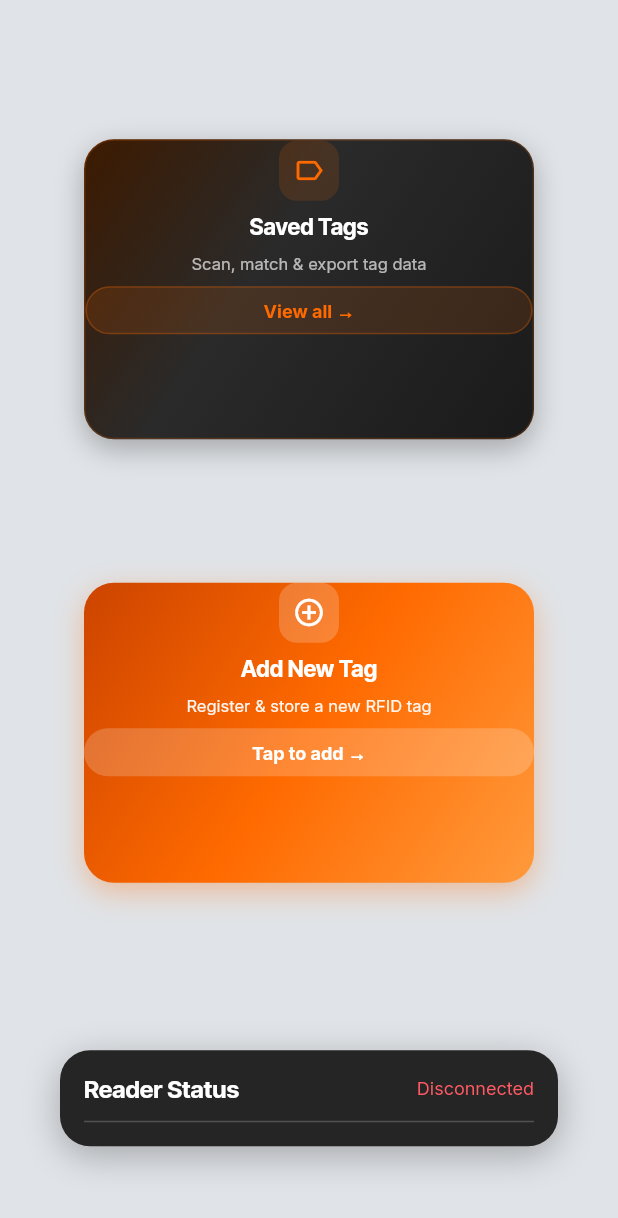
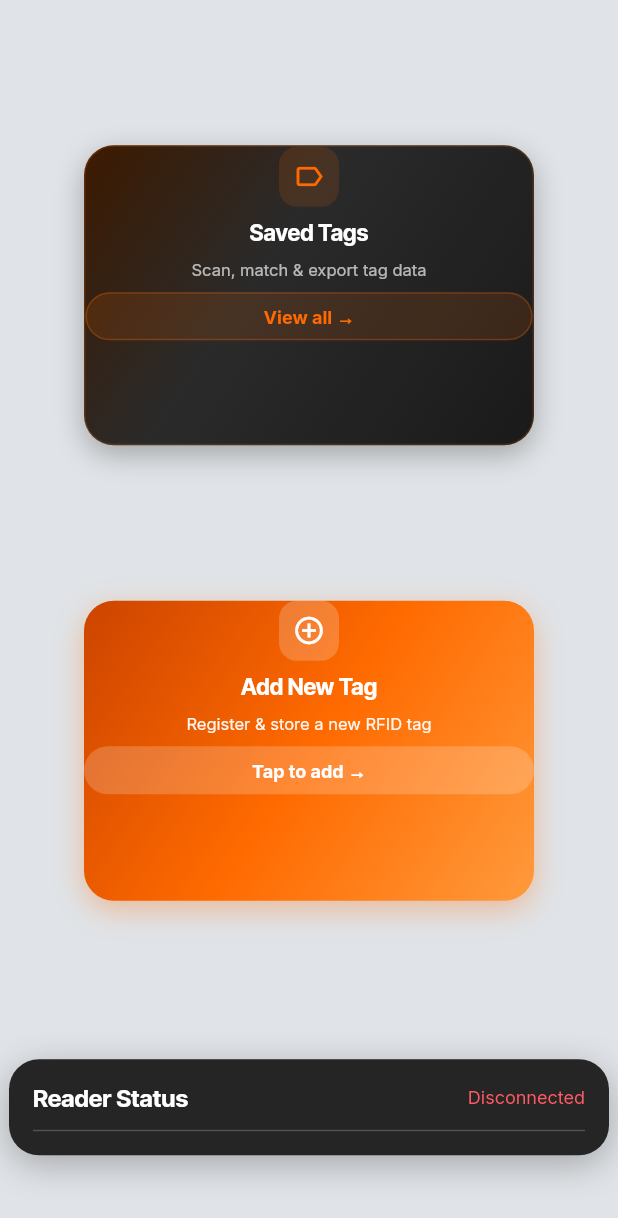
Before and after one commit to AbdelatiTElshafi/rfid, a Flutter app: the HomeWidget screen opened by its route, on a phone screen of 412 x 824 dp. Shown: the top 1218 px of the screen. Run offline on Flutter 3.47's test engine with Material 3 defaults, Android fonts, the phone set to English and light mode, and no system bars; our stand-ins replace auto_size_text, csv, dropdown_button2, easy_debounce, font_awesome_flutter, from_css_color and 7 more; missing offline and left inert: json_path; accounts and stored records are empty; statements that could not run were skipped.

Commit message:
Updating to latest FlutterFlow output.

```diff
--- a/lib/pages/home/home_widget.dart
+++ b/lib/pages/home/home_widget.dart
@@ -367,15 +367,12 @@
                   ),
                 ),
               ),
-              Padding(
-                padding: EdgeInsetsDirectional.fromSTEB(20.0, 4.0, 20.0, 0.0),
-                child: Row(
+              Row(
                 mainAxisSize: MainAxisSize.max,
                 children: [
                   Expanded(
                     child: Padding(
-                        padding: EdgeInsetsDirectional.fromSTEB(
-                            20.0, 16.0, 20.0, 16.0),
+                      padding: EdgeInsets.all(6.0),
                       child: InkWell(
                         splashColor: Colors.transparent,
                         focusColor: Colors.transparent,
@@ -415,8 +412,7 @@
                                   mainAxisSize: MainAxisSize.max,
                                   mainAxisAlignment:
                                       MainAxisAlignment.spaceBetween,
-                                    crossAxisAlignment:
-                                        CrossAxisAlignment.center,
+                                  crossAxisAlignment: CrossAxisAlignment.center,
                                   children: [
                                     Column(
                                       mainAxisSize: MainAxisSize.max,
@@ -441,8 +437,7 @@
                                                 letterSpacing: 0.0,
                                                 fontWeight: FontWeight.bold,
                                                 fontStyle:
-                                                      FlutterFlowTheme.of(
-                                                              context)
+                                                    FlutterFlowTheme.of(context)
                                                         .titleMedium
                                                         .fontStyle,
                                               ),
@@ -471,11 +466,9 @@
                                             ),
                                             color: valueOrDefault<Color>(
                                               FFAppState().rfidConnected
-                                                    ? FlutterFlowTheme.of(
-                                                            context)
+                                                  ? FlutterFlowTheme.of(context)
                                                       .success
-                                                    : FlutterFlowTheme.of(
-                                                            context)
+                                                  : FlutterFlowTheme.of(context)
                                                       .error,
                                               FlutterFlowTheme.of(context)
                                                   .success,
@@ -507,7 +500,6 @@
                   ),
                 ].divide(SizedBox(width: 14.0)),
               ),
-              ),
             ],
           ),
         ),
--- a/lib/pages/saved_tags/saved_tags_widget.dart
+++ b/lib/pages/saved_tags/saved_tags_widget.dart
@@ -211,7 +211,8 @@
                                         context: context,
                                         builder: (alertDialogContext) {
                                           return AlertDialog(
-                                            title: Text('test'),
+                                            title: Text(
+                                                _model.tagsID.firstOrNull!),
                                             actions: [
                                               TextButton(
                                                 onPressed: () => Navigator.pop(
```
Lines whose indentation alone changed are shown as unchanged.
